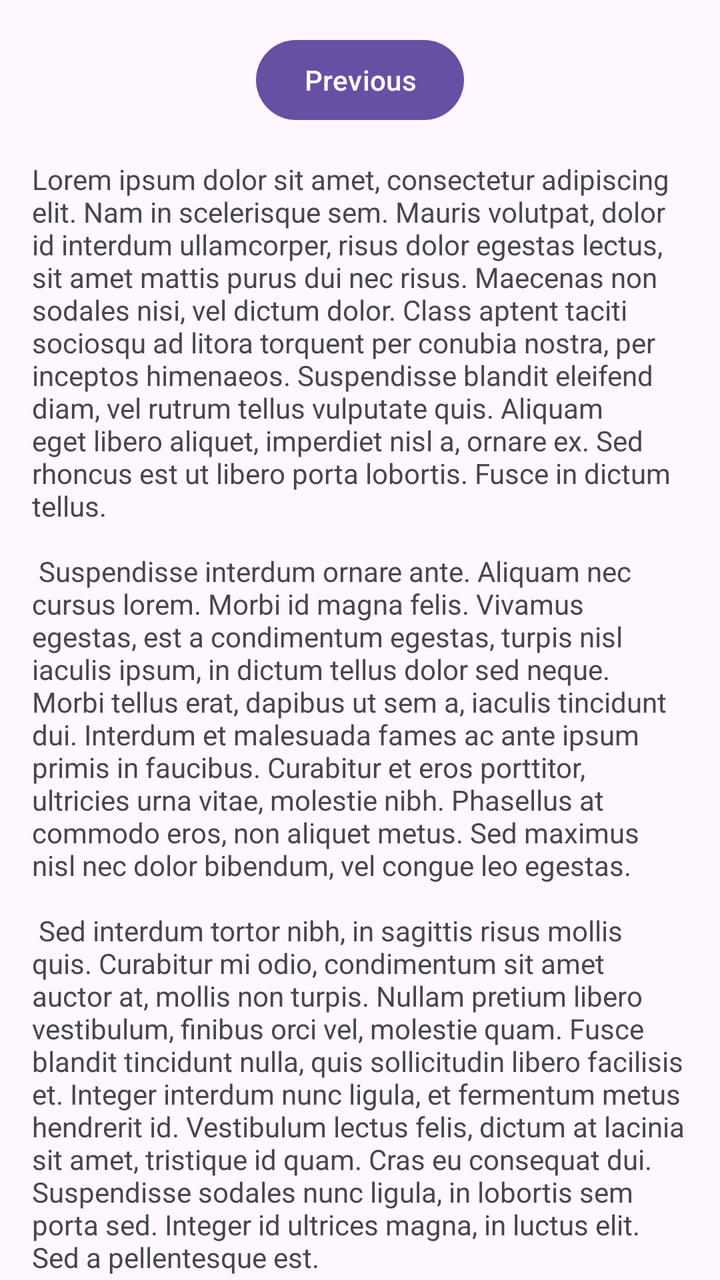
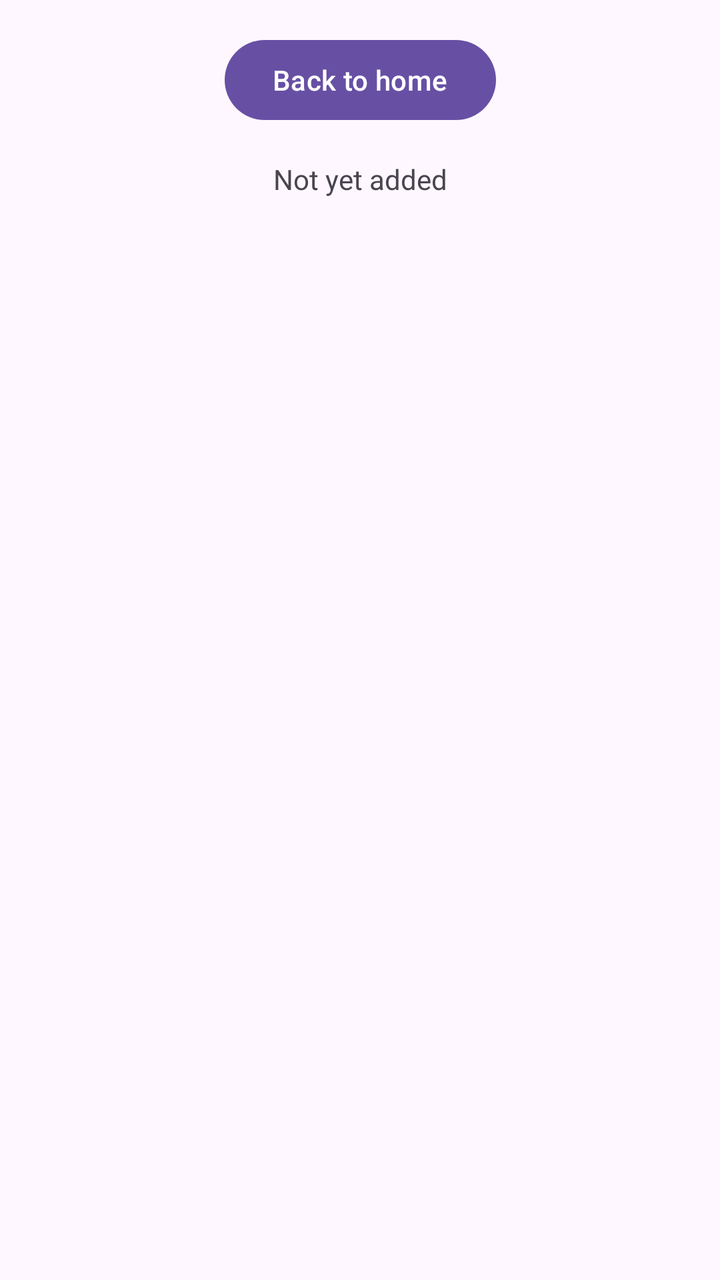

Screens rendered from an Android XML layout before and after an edit, with the pre-edit source and the edit as a unified diff.
<!-- AndroidManifest.xml: application theme Theme.QuickCart -->
<!-- res/layout/fragment_second.xml -->
<?xml version="1.0" encoding="utf-8"?>
<androidx.core.widget.NestedScrollView xmlns:android="http://schemas.android.com/apk/res/android"
    xmlns:app="http://schemas.android.com/apk/res-auto"
    xmlns:tools="http://schemas.android.com/tools"
    android:layout_width="match_parent"
    android:layout_height="match_parent"
    tools:context=".SecondFragment">

    <androidx.constraintlayout.widget.ConstraintLayout
        android:layout_width="match_parent"
        android:layout_height="match_parent"
        android:padding="16dp">

        <Button
            android:id="@+id/button_second"
            android:layout_width="wrap_content"
            android:layout_height="wrap_content"
            android:text="@string/previous"
            app:layout_constraintBottom_toTopOf="@id/textview_second"
            app:layout_constraintEnd_toEndOf="parent"
            app:layout_constraintStart_toStartOf="parent"
            app:layout_constraintTop_toTopOf="parent" />

        <TextView
            android:id="@+id/textview_second"
            android:layout_width="wrap_content"
            android:layout_height="wrap_content"
            android:layout_marginTop="16dp"
            android:text="@string/lorem_ipsum"
            app:layout_constraintBottom_toBottomOf="parent"
            app:layout_constraintEnd_toEndOf="parent"
            app:layout_constraintStart_toStartOf="parent"
            app:layout_constraintTop_toBottomOf="@id/button_second" />
    </androidx.constraintlayout.widget.ConstraintLayout>
</androidx.core.widget.NestedScrollView>
<!-- resources referenced by this layout -->
<resources>
  <string name="lorem_ipsum">
          Lorem ipsum dolor sit amet, consectetur adipiscing elit. Nam in scelerisque sem. Mauris
          volutpat, dolor id interdum ullamcorper, risus dolor egestas lectus, sit amet mattis purus
          dui nec risus. Maecenas non sodales nisi, vel dictum dolor. Class aptent taciti sociosqu ad
          litora torquent per conubia nostra, per inceptos himenaeos. Suspendisse blandit eleifend
          diam, vel rutrum tellus vulputate quis. Aliquam eget libero aliquet, imperdiet nisl a,
          ornare ex. Sed rhoncus est ut libero porta lobortis. Fusce in dictum tellus.\n\n
          Suspendisse interdum ornare ante. Aliquam nec cursus lorem. Morbi id magna felis. Vivamus
          egestas, est a condimentum egestas, turpis nisl iaculis ipsum, in dictum tellus dolor sed
          neque. Morbi tellus erat, dapibus ut sem a, iaculis tincidunt dui. Interdum et malesuada
          fames ac ante ipsum primis in faucibus. Curabitur et eros porttitor, ultricies urna vitae,
          molestie nibh. Phasellus at commodo eros, non aliquet metus. Sed maximus nisl nec dolor
          bibendum, vel congue leo egestas.\n\n
          Sed interdum tortor nibh, in sagittis risus mollis quis. Curabitur mi odio, condimentum sit
          amet auctor at, mollis non turpis. Nullam pretium libero vestibulum, finibus orci vel,
          molestie quam. Fusce blandit tincidunt nulla, quis sollicitudin libero facilisis et. Integer
          interdum nunc ligula, et fermentum metus hendrerit id. Vestibulum lectus felis, dictum at
          lacinia sit amet, tristique id quam. Cras eu consequat dui. Suspendisse sodales nunc ligula,
          in lobortis sem porta sed. Integer id ultrices magna, in luctus elit. Sed a pellentesque
          est.\n\n
          Aenean nunc velit, lacinia sed dolor sed, ultrices viverra nulla. Etiam a venenatis nibh.
          Morbi laoreet, tortor sed facilisis varius, nibh orci rhoncus nulla, id elementum leo dui
          non lorem. Nam mollis ipsum quis auctor varius. Quisque elementum eu libero sed commodo. In
          eros nisl, imperdiet vel imperdiet et, scelerisque a mauris. Pellentesque varius ex nunc,
          quis imperdiet eros placerat ac. Duis finibus orci et est auctor tincidunt. Sed non viverra
          ipsum. Nunc quis augue egestas, cursus lorem at, molestie sem. Morbi a consectetur ipsum, a
          placerat diam. Etiam vulputate dignissim convallis. Integer faucibus mauris sit amet finibus
          convallis.\n\n
          Phasellus in aliquet mi. Pellentesque habitant morbi tristique senectus et netus et
          malesuada fames ac turpis egestas. In volutpat arcu ut felis sagittis, in finibus massa
          gravida. Pellentesque id tellus orci. Integer dictum, lorem sed efficitur ullamcorper,
          libero justo consectetur ipsum, in mollis nisl ex sed nisl. Donec maximus ullamcorper
          sodales. Praesent bibendum rhoncus tellus nec feugiat. In a ornare nulla. Donec rhoncus
          libero vel nunc consequat, quis tincidunt nisl eleifend. Cras bibendum enim a justo luctus
          vestibulum. Fusce dictum libero quis erat maximus, vitae volutpat diam dignissim.
      </string>
  <string name="previous">Previous</string>
  <style name="Theme.QuickCart" parent="Base.Theme.QuickCart" />
  <style name="Base.Theme.QuickCart" parent="Theme.Material3.DayNight.NoActionBar">
          
          
      </style>
</resources>

<!-- the commit's change to res/layout/fragment_second.xml (unified diff, before → after) -->
@@ -26,7 +26,7 @@
             android:layout_width="wrap_content"
             android:layout_height="wrap_content"
             android:layout_marginTop="16dp"
-            android:text="@string/lorem_ipsum"
+            android:text="@string/shopping_list_placeholder"
             app:layout_constraintBottom_toBottomOf="parent"
             app:layout_constraintEnd_toEndOf="parent"
             app:layout_constraintStart_toStartOf="parent"
<!-- resource entries referenced after the edit -->
@@ -1,42 +1,7 @@
 <!-- resources referenced by this layout -->
 <resources>
-  <string name="lorem_ipsum">
-          Lorem ipsum dolor sit amet, consectetur adipiscing elit. Nam in scelerisque sem. Mauris
-          volutpat, dolor id interdum ullamcorper, risus dolor egestas lectus, sit amet mattis purus
-          dui nec risus. Maecenas non sodales nisi, vel dictum dolor. Class aptent taciti sociosqu ad
-          litora torquent per conubia nostra, per inceptos himenaeos. Suspendisse blandit eleifend
-          diam, vel rutrum tellus vulputate quis. Aliquam eget libero aliquet, imperdiet nisl a,
-          ornare ex. Sed rhoncus est ut libero porta lobortis. Fusce in dictum tellus.\n\n
-          Suspendisse interdum ornare ante. Aliquam nec cursus lorem. Morbi id magna felis. Vivamus
-          egestas, est a condimentum egestas, turpis nisl iaculis ipsum, in dictum tellus dolor sed
-          neque. Morbi tellus erat, dapibus ut sem a, iaculis tincidunt dui. Interdum et malesuada
-          fames ac ante ipsum primis in faucibus. Curabitur et eros porttitor, ultricies urna vitae,
-          molestie nibh. Phasellus at commodo eros, non aliquet metus. Sed maximus nisl nec dolor
-          bibendum, vel congue leo egestas.\n\n
-          Sed interdum tortor nibh, in sagittis risus mollis quis. Curabitur mi odio, condimentum sit
-          amet auctor at, mollis non turpis. Nullam pretium libero vestibulum, finibus orci vel,
-          molestie quam. Fusce blandit tincidunt nulla, quis sollicitudin libero facilisis et. Integer
-          interdum nunc ligula, et fermentum metus hendrerit id. Vestibulum lectus felis, dictum at
-          lacinia sit amet, tristique id quam. Cras eu consequat dui. Suspendisse sodales nunc ligula,
-          in lobortis sem porta sed. Integer id ultrices magna, in luctus elit. Sed a pellentesque
-          est.\n\n
-          Aenean nunc velit, lacinia sed dolor sed, ultrices viverra nulla. Etiam a venenatis nibh.
-          Morbi laoreet, tortor sed facilisis varius, nibh orci rhoncus nulla, id elementum leo dui
-          non lorem. Nam mollis ipsum quis auctor varius. Quisque elementum eu libero sed commodo. In
-          eros nisl, imperdiet vel imperdiet et, scelerisque a mauris. Pellentesque varius ex nunc,
-          quis imperdiet eros placerat ac. Duis finibus orci et est auctor tincidunt. Sed non viverra
-          ipsum. Nunc quis augue egestas, cursus lorem at, molestie sem. Morbi a consectetur ipsum, a
-          placerat diam. Etiam vulputate dignissim convallis. Integer faucibus mauris sit amet finibus
-          convallis.\n\n
-          Phasellus in aliquet mi. Pellentesque habitant morbi tristique senectus et netus et
-          malesuada fames ac turpis egestas. In volutpat arcu ut felis sagittis, in finibus massa
-          gravida. Pellentesque id tellus orci. Integer dictum, lorem sed efficitur ullamcorper,
-          libero justo consectetur ipsum, in mollis nisl ex sed nisl. Donec maximus ullamcorper
-          sodales. Praesent bibendum rhoncus tellus nec feugiat. In a ornare nulla. Donec rhoncus
-          libero vel nunc consequat, quis tincidunt nisl eleifend. Cras bibendum enim a justo luctus
-          vestibulum. Fusce dictum libero quis erat maximus, vitae volutpat diam dignissim.
-      </string>
-  <string name="previous">Previous</string>
+  <string name="previous">Back to home</string>
+  <string name="shopping_list_placeholder">Not yet added</string>
   <style name="Theme.QuickCart" parent="Base.Theme.QuickCart" />
   <style name="Base.Theme.QuickCart" parent="Theme.Material3.DayNight.NoActionBar">
           
